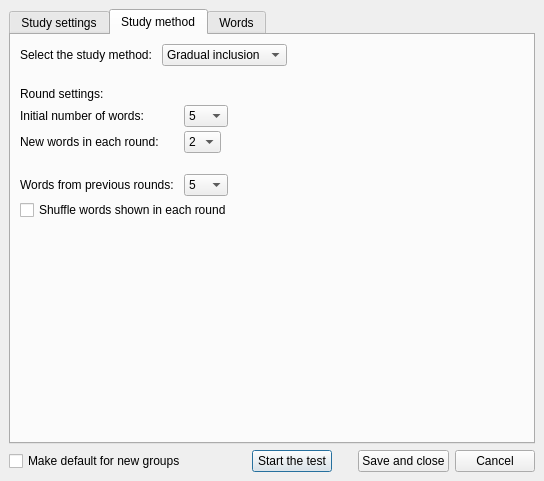
Old version of the form wordtestsettingsform.ui in the repository z1dev/zkanji.
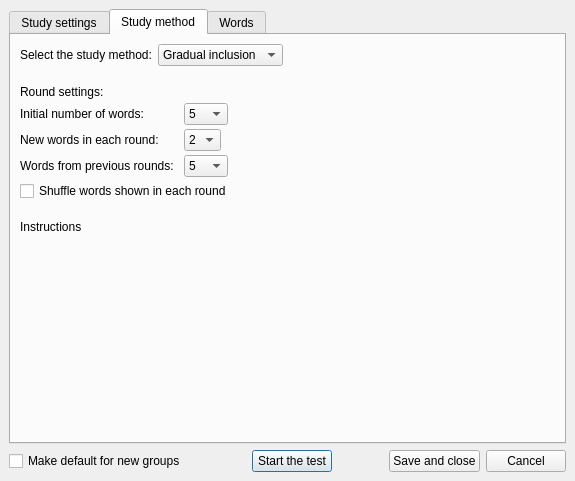
New version of the form. The open tabs and pages were chosen to show the change. Icons and pictures are not drawn. Custom widgets are drawn as their Qt base class.

Commit message: Fixes to problems in the group tests. * Preventing study group tests to run with too few items. * Excluding words when written/kana forms are the same and testing one or the other. * Suspending a gradual test in its last round shown the test as finished, instead of suspended. * Changed how excluded words are displayed in the study group test settings.

What changed in the file:
```diff
--- a/wordtestsettingsform.ui
+++ b/wordtestsettingsform.ui
@@ -6,7 +6,7 @@
    <rect>
     <x>0</x>
     <y>0</y>
-    <width>544</width>
+    <width>575</width>
     <height>448</height>
    </rect>
   </property>
@@ -44,19 +44,6 @@
           </property>
          </widget>
         </item>
-        <item row="1" column="1">
-         <widget class="QCheckBox" name="shuffleTestBox">
-          <property name="sizePolicy">
-           <sizepolicy hsizetype="Fixed" vsizetype="Fixed">
-            <horstretch>0</horstretch>
-            <verstretch>0</verstretch>
-           </sizepolicy>
-          </property>
-          <property name="text">
-           <string>Shuffle words before the test starts</string>
-          </property>
-         </widget>
-        </item>
         <item row="2" column="1">
          <spacer name="verticalSpacer_5">
           <property name="orientation">
@@ -611,20 +598,29 @@
           </property>
          </widget>
         </item>
+        <item row="1" column="0" colspan="2">
+         <widget class="QCheckBox" name="shuffleTestBox">
+          <property name="sizePolicy">
+           <sizepolicy hsizetype="Fixed" vsizetype="Fixed">
+            <horstretch>0</horstretch>
+            <verstretch>0</verstretch>
+           </sizepolicy>
+          </property>
+          <property name="text">
+           <string>Shuffle words before the test starts</string>
+          </property>
+         </widget>
+        </item>
        </layout>
       </widget>
       <widget class="QWidget" name="methodPage">
        <attribute name="title">
         <string>Study method</string>
        </attribute>
-       <layout class="QFormLayout" name="formLayout_4">
-        <property name="horizontalSpacing">
-         <number>10</number>
-        </property>
-        <property name="verticalSpacing">
-         <number>4</number>
-        </property>
-        <item row="0" column="0">
+       <layout class="QVBoxLayout" name="verticalLayout" stretch="0,0,0,0,0,1">
+        <item>
+         <layout class="QHBoxLayout" name="horizontalLayout_8">
+          <item>
          <widget class="QLabel" name="methodLabel">
           <property name="sizePolicy">
            <sizepolicy hsizetype="Fixed" vsizetype="Preferred">
@@ -637,7 +633,7 @@
           </property>
          </widget>
         </item>
-        <item row="0" column="1">
+          <item>
          <widget class="QComboBox" name="methodCBox">
           <property name="sizePolicy">
            <sizepolicy hsizetype="Fixed" vsizetype="Fixed">
@@ -660,7 +656,38 @@
           </item>
          </widget>
         </item>
-        <item row="2" column="0" colspan="2">
+          <item>
+           <spacer name="horizontalSpacer_3">
+            <property name="orientation">
+             <enum>Qt::Horizontal</enum>
+            </property>
+            <property name="sizeHint" stdset="0">
+             <size>
+              <width>40</width>
+              <height>20</height>
+             </size>
+            </property>
+           </spacer>
+          </item>
+         </layout>
+        </item>
+        <item>
+         <spacer name="verticalSpacer_4">
+          <property name="orientation">
+           <enum>Qt::Vertical</enum>
+          </property>
+          <property name="sizeType">
+           <enum>QSizePolicy::Fixed</enum>
+          </property>
+          <property name="sizeHint" stdset="0">
+           <size>
+            <width>20</width>
+            <height>13</height>
+           </size>
+          </property>
+         </spacer>
+        </item>
+        <item>
          <widget class="QStackedWidget" name="methodStack">
           <property name="currentIndex">
            <number>1</number>
@@ -798,30 +825,14 @@
               </item>
              </widget>
             </item>
-            <item row="3" column="1">
-             <spacer name="verticalSpacer_3">
-              <property name="orientation">
-               <enum>Qt::Vertical</enum>
-              </property>
-              <property name="sizeType">
-               <enum>QSizePolicy::Fixed</enum>
-              </property>
-              <property name="sizeHint" stdset="0">
-               <size>
-                <width>20</width>
-                <height>13</height>
-               </size>
-              </property>
-             </spacer>
-            </item>
-            <item row="4" column="0">
+            <item row="3" column="0">
              <widget class="QLabel" name="roundLabel">
               <property name="text">
                <string>Words from previous rounds:</string>
               </property>
              </widget>
             </item>
-            <item row="4" column="1">
+            <item row="3" column="1">
              <widget class="QComboBox" name="roundCBox">
               <property name="sizePolicy">
                <sizepolicy hsizetype="Fixed" vsizetype="Fixed">
@@ -862,7 +873,7 @@
               </item>
              </widget>
             </item>
-            <item row="5" column="0" colspan="2">
+            <item row="4" column="0" colspan="2">
              <widget class="QCheckBox" name="shuffleRoundBox">
               <property name="sizePolicy">
                <sizepolicy hsizetype="Fixed" vsizetype="Fixed">
@@ -900,10 +911,7 @@
             <item row="0" column="0" colspan="2">
              <widget class="QLabel" name="label_3">
               <property name="text">
-               <string>&lt;p&gt;Priorities for inclusion when randomly generating list of tested words*:&lt;/p&gt;</string>
-              </property>
-              <property name="wordWrap">
-               <bool>true</bool>
+               <string>&lt;p&gt;Priorities for inclusion in test*:&lt;/p&gt;</string>
               </property>
              </widget>
             </item>
@@ -963,8 +971,8 @@
           </widget>
          </widget>
         </item>
-        <item row="1" column="1">
-         <spacer name="verticalSpacer_4">
+        <item>
+         <spacer name="verticalSpacer_3">
           <property name="orientation">
            <enum>Qt::Vertical</enum>
           </property>
@@ -979,6 +987,32 @@
           </property>
          </spacer>
         </item>
+        <item>
+         <widget class="QLabel" name="infoLabel">
+          <property name="text">
+           <string>Instructions</string>
+          </property>
+          <property name="wordWrap">
+           <bool>true</bool>
+          </property>
+          <property name="textInteractionFlags">
+           <set>Qt::NoTextInteraction</set>
+          </property>
+         </widget>
+        </item>
+        <item>
+         <spacer name="verticalSpacer_6">
+          <property name="orientation">
+           <enum>Qt::Vertical</enum>
+          </property>
+          <property name="sizeHint" stdset="0">
+           <size>
+            <width>20</width>
+            <height>40</height>
+           </size>
+          </property>
+         </spacer>
+        </item>
        </layout>
       </widget>
       <widget class="QWidget" name="wordsPage">
@@ -1076,6 +1110,14 @@
               <number>0</number>
              </property>
              <item>
+              <layout class="QHBoxLayout" name="horizontalLayout">
+               <property name="spacing">
+                <number>0</number>
+               </property>
+               <property name="leftMargin">
+                <number>0</number>
+               </property>
+               <item>
               <widget class="QToolButton" name="resetButton">
                <property name="sizePolicy">
                 <sizepolicy hsizetype="Fixed" vsizetype="Minimum">
@@ -1154,6 +1196,8 @@
               </widget>
              </item>
             </layout>
+             </item>
+            </layout>
            </widget>
           </item>
           <item>
@@ -1202,7 +1246,7 @@
              <enum>Qt::NoFocus</enum>
             </property>
             <property name="text">
-             <string>Excluded</string>
+             <string>Show excluded</string>
             </property>
             <property name="checkable">
              <bool>true</bool>
```
Left out of the diff: 1 changed line with no effect on the pictures. Lines whose indentation alone changed are shown as unchanged. The commit also changes 5 other files.
